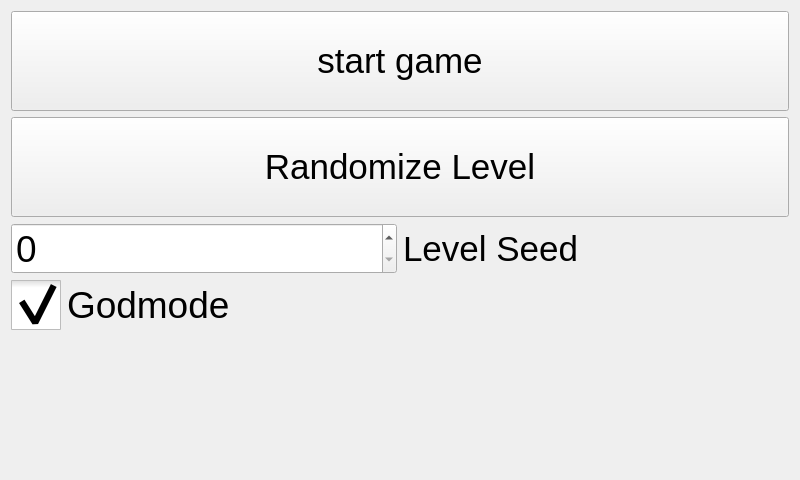
This is bogui/mainwindow.ui in paksu/maemo as Qt 5 draws it before an edit. The edited form follows.
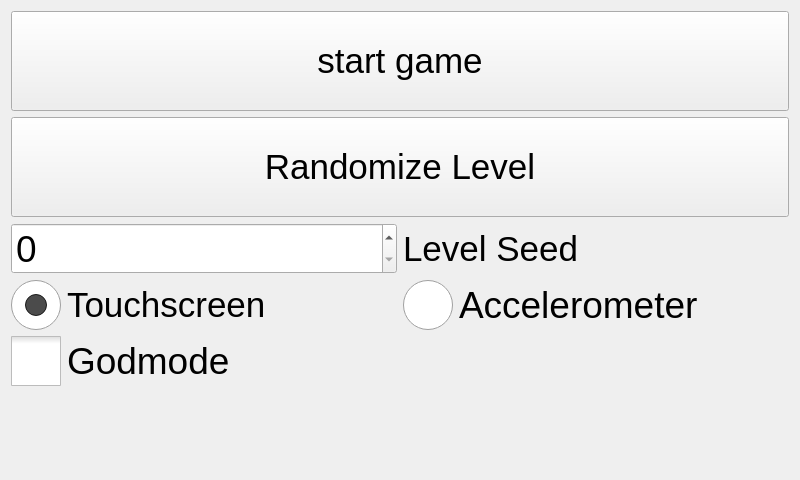
This is the edited form. Custom widgets are drawn as their Qt base class.

What changed in the file:
```diff
--- a/bogui/mainwindow.ui
+++ b/bogui/mainwindow.ui
@@ -107,6 +107,51 @@
         </item>
        </layout>
       </item>
+      <item>
+       <layout class="QHBoxLayout" name="horizontalLayout_4">
+        <item>
+         <widget class="QRadioButton" name="mouse">
+          <property name="font">
+           <font>
+            <pointsize>26</pointsize>
+           </font>
+          </property>
+          <property name="styleSheet">
+           <string notr="true">QRadioButton::indicator {
+	width: 50px;
+	height: 50px;
+}
+</string>
+          </property>
+          <property name="text">
+           <string>Touchscreen</string>
+          </property>
+          <property name="checked">
+           <bool>true</bool>
+          </property>
+         </widget>
+        </item>
+        <item>
+         <widget class="QRadioButton" name="accelerometer">
+          <property name="font">
+           <font>
+            <pointsize>28</pointsize>
+           </font>
+          </property>
+          <property name="styleSheet">
+           <string notr="true">QRadioButton::indicator {
+	width: 50px;
+	height: 50px;
+}
+</string>
+          </property>
+          <property name="text">
+           <string>Accelerometer</string>
+          </property>
+         </widget>
+        </item>
+       </layout>
+      </item>
       <item>
        <widget class="QCheckBox" name="godmode">
         <property name="minimumSize">
@@ -143,7 +188,7 @@
          </size>
         </property>
         <property name="checked">
-         <bool>true</bool>
+         <bool>false</bool>
         </property>
        </widget>
       </item>
```
Left out of the diff: 2 changed lines with no effect on the pictures.
